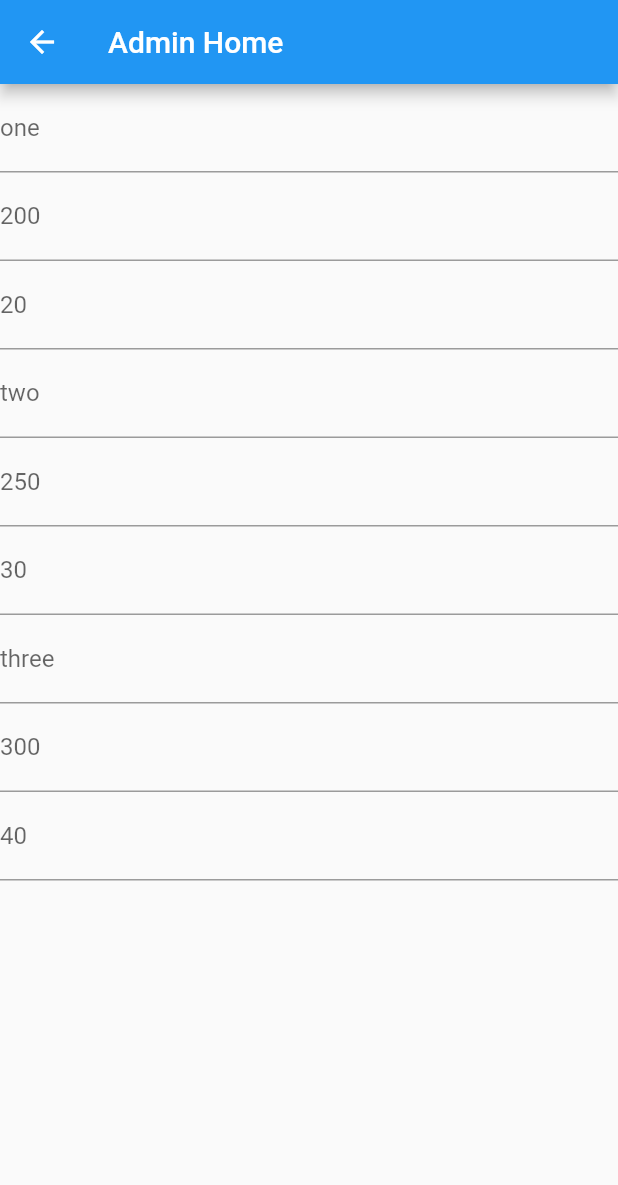
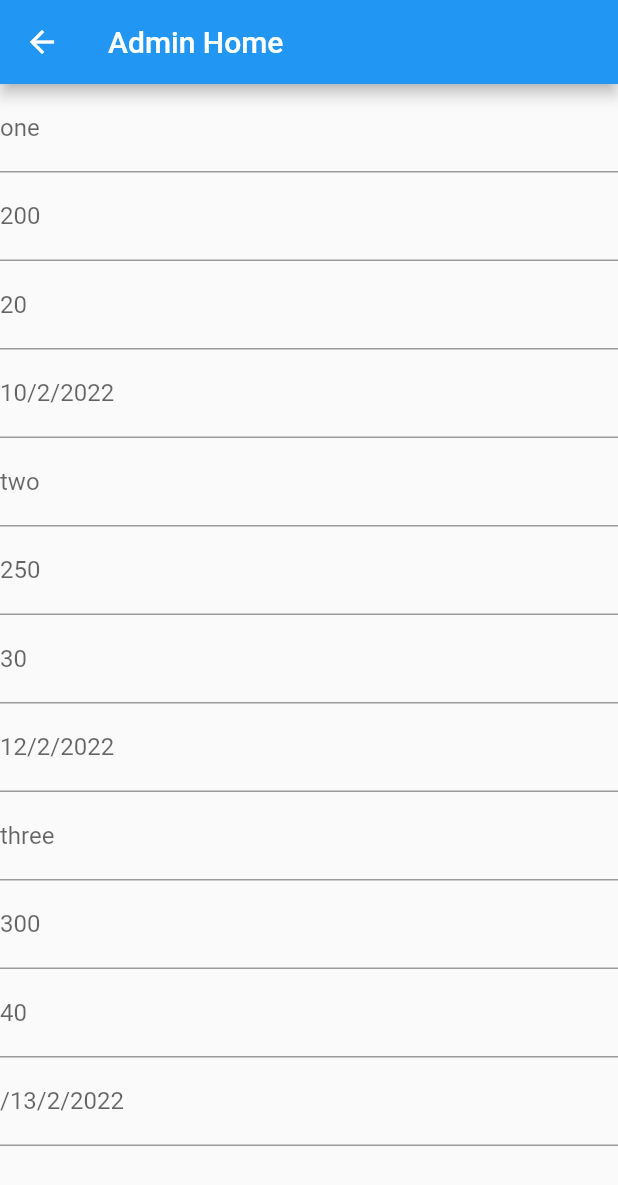
Before and after one commit to rocksolid911/titest, a Flutter app: the AdminHome screen opened directly, on a phone screen of 412 x 824 dp. Shown: the top 1185 px of the screen. Run offline on Flutter 3.47's test engine with Material 2 defaults, Android fonts, the phone set to English and light mode, and no system bars; our stand-ins replace dropdown_formfield.

Commit message:
add screen for admin 2

```diff
--- a/lib/Admin/Screens/adminhome.dart
+++ b/lib/Admin/Screens/adminhome.dart
@@ -12,7 +12,7 @@ class AdminHome extends StatefulWidget {
 class _AdminHomeState extends State<AdminHome> {
   final _formKey = GlobalKey<FormState>();
   TextEditingController name = TextEditingController();
-  TextEditingController phno = TextEditingController();
+  TextEditingController time= TextEditingController();
   TextEditingController tquantity = TextEditingController();
   TextEditingController tprice = TextEditingController();
   late String _movie;
@@ -87,6 +87,23 @@ class _AdminHomeState extends State<AdminHome> {
                    });
                  },
                ),
+               TextFormField(
+                 decoration: InputDecoration(
+                   label: Text('${movielist[index].time}'),
+                 ),
+                 controller: time,
+                 validator: (value) {
+                   if (value == null || value.isEmpty ) {
+                     return 'Please enter some text';
+                   }
+                   return null;
+                 },
+                 onChanged: (value){
+                   setState(() {
+                     value = time.text;
+                   });
+                 },
+               ),
              ],
            );
         })
```
